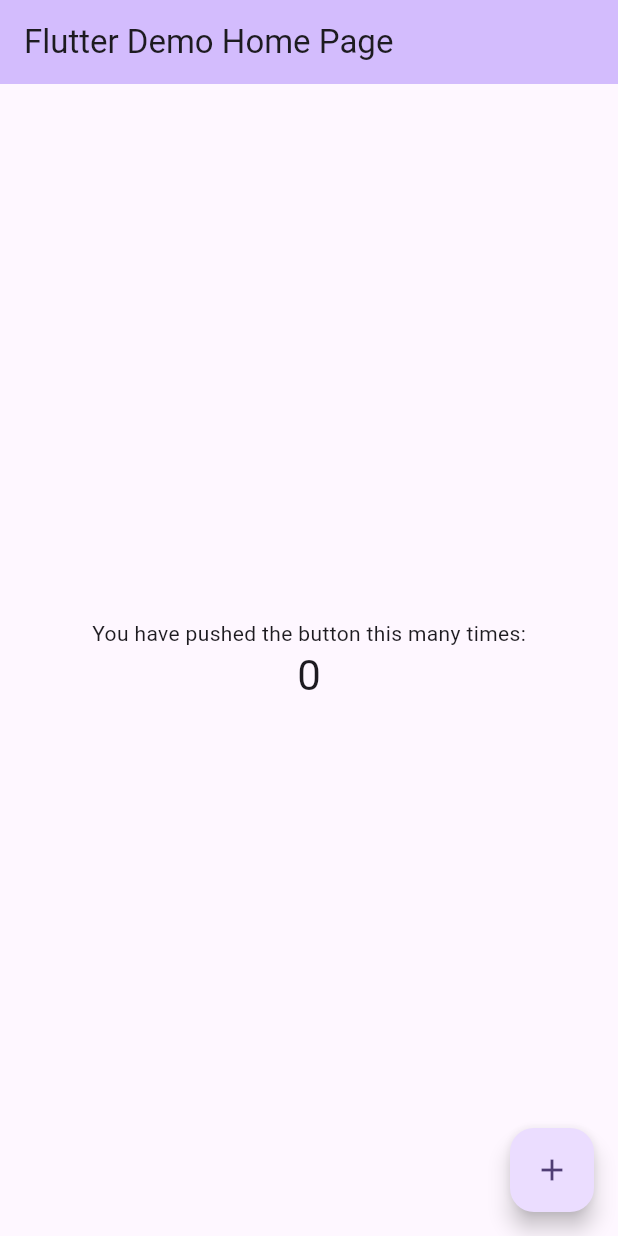
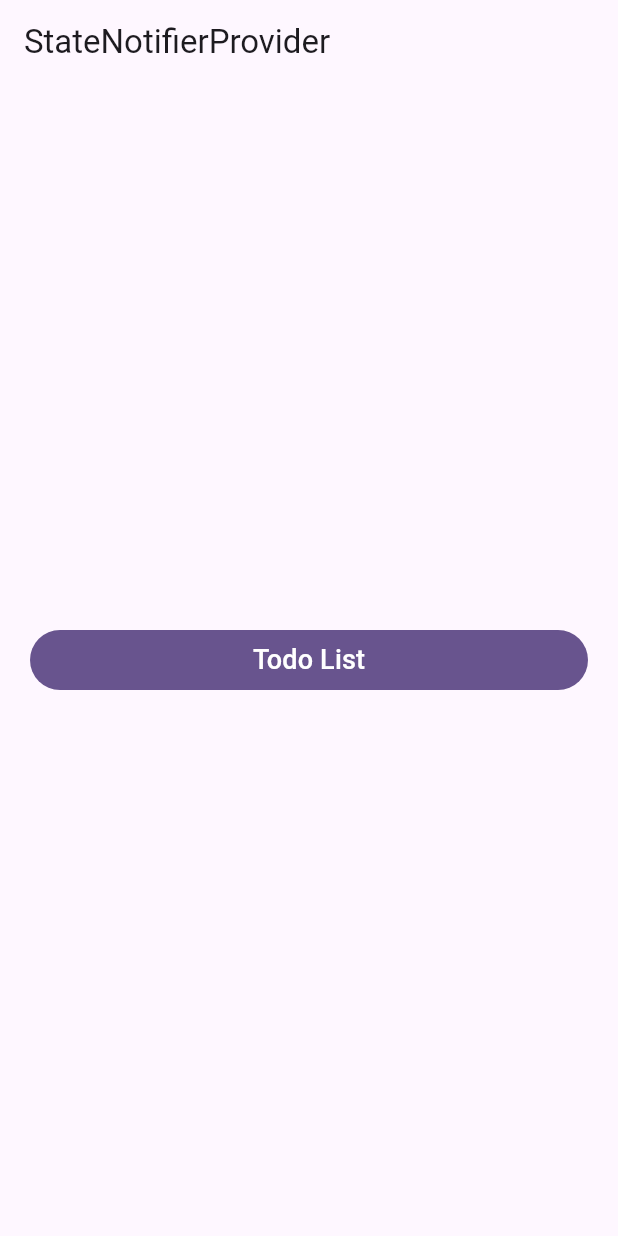
Before and after one commit to shiran02/Flutter-Riverpod-Essential-Course-, a Flutter app: the screen it shows after launch, on a phone screen of 412 x 824 dp. Run offline on Flutter 3.47's test engine with Material 3 defaults, Android fonts, the phone set to English and light mode, and no system bars; our stand-ins replace dio, equatable, flutter_riverpod, freezed_annotation, riverpod_annotation; generated files the repository leaves out were written again.

Commit message:
finish todo app

```diff
--- a/future_provider/pubspec.yaml
+++ b/future_provider/pubspec.yaml
@@ -31,6 +31,7 @@ dev_dependencies:
   json_serializable: ^6.7.1
   riverpod_generator: ^2.4.0
   flutter_lints: ^3.0.0
+  riverpod_lint: ^2.3.10
 
 flutter:
 
--- a/state_notifier_provider/lib/main.dart
+++ b/state_notifier_provider/lib/main.dart
@@ -1,125 +1,49 @@
 import 'package:flutter/material.dart';
+import 'package:flutter_riverpod/flutter_riverpod.dart';
+import 'package:state_notifier_provider/pages/todo_page.dart';
+import 'package:state_notifier_provider/widgets/custom_widgets.dart';
 
 void main() {
-  runApp(const MyApp());
+  runApp(const ProviderScope(child: MyApp()));
 }
 
 class MyApp extends StatelessWidget {
   const MyApp({super.key});
 
-  // This widget is the root of your application.
   @override
   Widget build(BuildContext context) {
     return MaterialApp(
       title: 'Flutter Demo',
       theme: ThemeData(
-        // This is the theme of your application.
-        //
-        // TRY THIS: Try running your application with "flutter run". You'll see
-        // the application has a purple toolbar. Then, without quitting the app,
-        // try changing the seedColor in the colorScheme below to Colors.green
-        // and then invoke "hot reload" (save your changes or press the "hot
-        // reload" button in a Flutter-supported IDE, or press "r" if you used
-        // the command line to start the app).
-        //
-        // Notice that the counter didn't reset back to zero; the application
-        // state is not lost during the reload. To reset the state, use hot
-        // restart instead.
-        //
-        // This works for code too, not just values: Most code changes can be
-        // tested with just a hot reload.
         colorScheme: ColorScheme.fromSeed(seedColor: Colors.deepPurple),
         useMaterial3: true,
       ),
-      home: const MyHomePage(title: 'Flutter Demo Home Page'),
+      home: const MyHomePage(),
     );
   }
 }
 
-class MyHomePage extends StatefulWidget {
-  const MyHomePage({super.key, required this.title});
-
-  // This widget is the home page of your application. It is stateful, meaning
-  // that it has a State object (defined below) that contains fields that affect
-  // how it looks.
-
-  // This class is the configuration for the state. It holds the values (in this
-  // case the title) provided by the parent (in this case the App widget) and
-  // used by the build method of the State. Fields in a Widget subclass are
-  // always marked "final".
-
-  final String title;
-
-  @override
-  State<MyHomePage> createState() => _MyHomePageState();
-}
-
-class _MyHomePageState extends State<MyHomePage> {
-  int _counter = 0;
-
-  void _incrementCounter() {
-    setState(() {
-      // This call to setState tells the Flutter framework that something has
-      // changed in this State, which causes it to rerun the build method below
-      // so that the display can reflect the updated values. If we changed
-      // _counter without calling setState(), then the build method would not be
-      // called again, and so nothing would appear to happen.
-      _counter++;
-    });
-  }
+class MyHomePage extends StatelessWidget {
+  const MyHomePage({super.key});
 
   @override
   Widget build(BuildContext context) {
-    // This method is rerun every time setState is called, for instance as done
-    // by the _incrementCounter method above.
-    //
-    // The Flutter framework has been optimized to make rerunning build methods
-    // fast, so that you can just rebuild anything that needs updating rather
-    // than having to individually change instances of widgets.
     return Scaffold(
       appBar: AppBar(
-        // TRY THIS: Try changing the color here to a specific color (to
-        // Colors.amber, perhaps?) and trigger a hot reload to see the AppBar
-        // change color while the other colors stay the same.
-        backgroundColor: Theme.of(context).colorScheme.inversePrimary,
-        // Here we take the value from the MyHomePage object that was created by
-        // the App.build method, and use it to set our appbar title.
-        title: Text(widget.title),
+        title: const Text('StateNotifierProvider'),
       ),
       body: Center(
-        // Center is a layout widget. It takes a single child and positions it
-        // in the middle of the parent.
-        child: Column(
-          // Column is also a layout widget. It takes a list of children and
-          // arranges them vertically. By default, it sizes itself to fit its
-          // children horizontally, and tries to be as tall as its parent.
-          //
-          // Column has various properties to control how it sizes itself and
-          // how it positions its children. Here we use mainAxisAlignment to
-          // center the children vertically; the main axis here is the vertical
-          // axis because Columns are vertical (the cross axis would be
-          // horizontal).
-          //
-          // TRY THIS: Invoke "debug painting" (choose the "Toggle Debug Paint"
-          // action in the IDE, or press "p" in the console), to see the
-          // wireframe for each widget.
-          mainAxisAlignment: MainAxisAlignment.center,
-          children: <Widget>[
-            const Text(
-              'You have pushed the button this many times:',
-            ),
-            Text(
-              '$_counter',
-              style: Theme.of(context).textTheme.headlineMedium,
+        child: ListView(
+          padding: const EdgeInsets.all(20),
+          shrinkWrap: true,
+          children: const [
+            CustomButton(
+              title: 'Todo List',
+              child: TodosPage(),
             ),
           ],
         ),
       ),
-      floatingActionButton: FloatingActionButton(
-        onPressed: _incrementCounter,
-        tooltip: 'Increment',
-        child: const Icon(Icons.add),
-      ), // This trailing comma makes auto-formatting nicer for build methods.
     );
   }
 }
--- /dev/null
+++ b/state_notifier_provider/lib/models/todo_model.dart
@@ -0,0 +1,19 @@
+import 'package:freezed_annotation/freezed_annotation.dart';
+import 'package:flutter/foundation.dart';
+import 'package:uuid/uuid.dart';
+part 'todo_model.freezed.dart';
+
+Uuid uuid = const Uuid();
+
+@freezed
+class Todo with _$Todo {
+  factory Todo({
+    required String id,
+    required String desc,
+    @Default(false) bool completed,
+  }) = _Todo;
+
+  factory Todo.add({required String desc}) {
+    return Todo(id: uuid.v4(), desc: desc);
+  }
+}
--- /dev/null
+++ b/state_notifier_provider/lib/pages/todo_provider.dart
@@ -0,0 +1,28 @@
+import 'package:flutter_riverpod/flutter_riverpod.dart';
+import 'package:state_notifier_provider/models/todo_model.dart';
+
+class TodosNotifier extends StateNotifier<List<Todo>> {
+  TodosNotifier() : super([]);
+
+  void addTodo(String desc) {
+    state = [...state, Todo.add(desc: desc)];
+  }
+
+  void toggleTodo(String id) {
+    state = [
+      for (final todo in state)
+        if (todo.id == id) todo.copyWith(completed: !todo.completed) else todo
+    ];
+  }
+
+  void removeTodo(String id) {
+    state = [
+      for (final todo in state)
+        if (todo.id != id) todo
+    ];
+  }
+}
+
+final todosProvider = StateNotifierProvider<TodosNotifier, List<Todo>>((ref) {
+  return TodosNotifier();
+});
--- /dev/null
+++ b/state_notifier_provider/lib/widgets/custom_widgets.dart
@@ -0,0 +1,29 @@
+import 'package:flutter/material.dart';
+
+class CustomButton extends StatelessWidget {
+  const CustomButton({
+    super.key,
+    required this.title,
+    required this.child,
+  });
+  final String title;
+  final Widget child;
+
+  @override
+  Widget build(BuildContext context) {
+    return Padding(
+      padding: const EdgeInsets.symmetric(vertical: 5),
+      child: FilledButton(
+        onPressed: () {
+          Navigator.of(context).push(
+            MaterialPageRoute(builder: (_) => child),
+          );
+        },
+        child: Text(
+          title,
+          style: const TextStyle(fontSize: 18),
+        ),
+      ),
+    );
+  }
+}
```
Also changed, not shown: state_notifier_provider/analysis_options.yaml (+6 -23 lines), state_notifier_provider/lib/pages/todo_page.dart (added, +77 -0 lines), state_notifier_provider/pubspec.yaml (+22 -70 lines), future_provider/pubspec.lock, state_notifier_provider/lib/models/todo_model.freezed.dart (added), state_notifier_provider/pubspec.lock.
